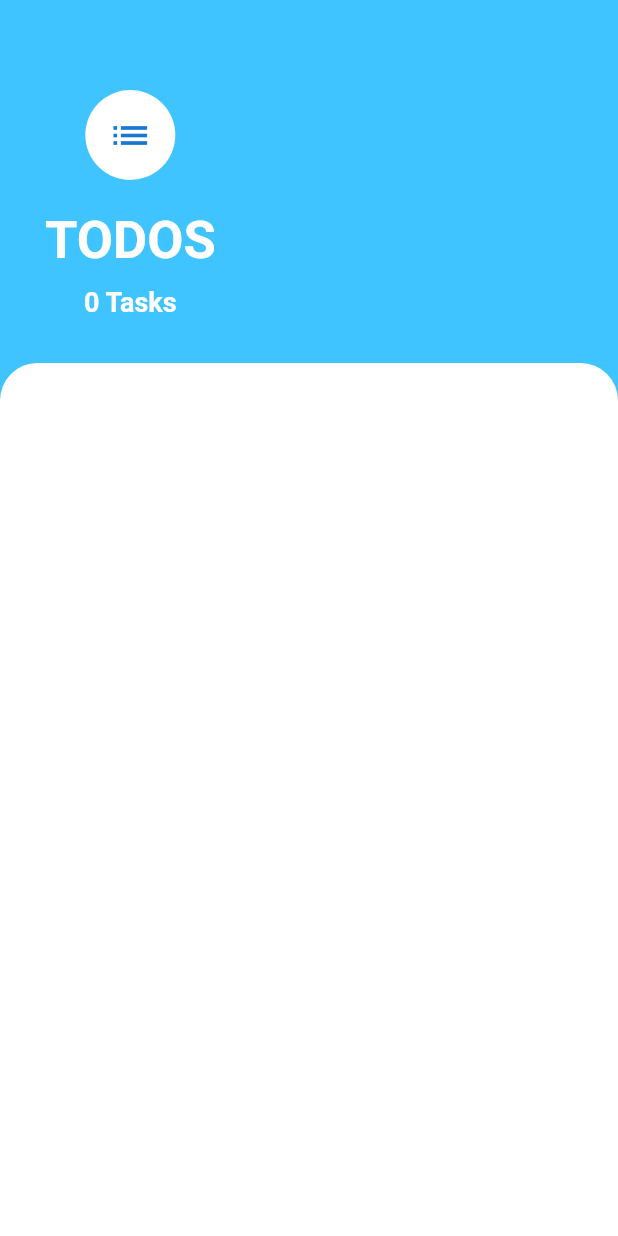
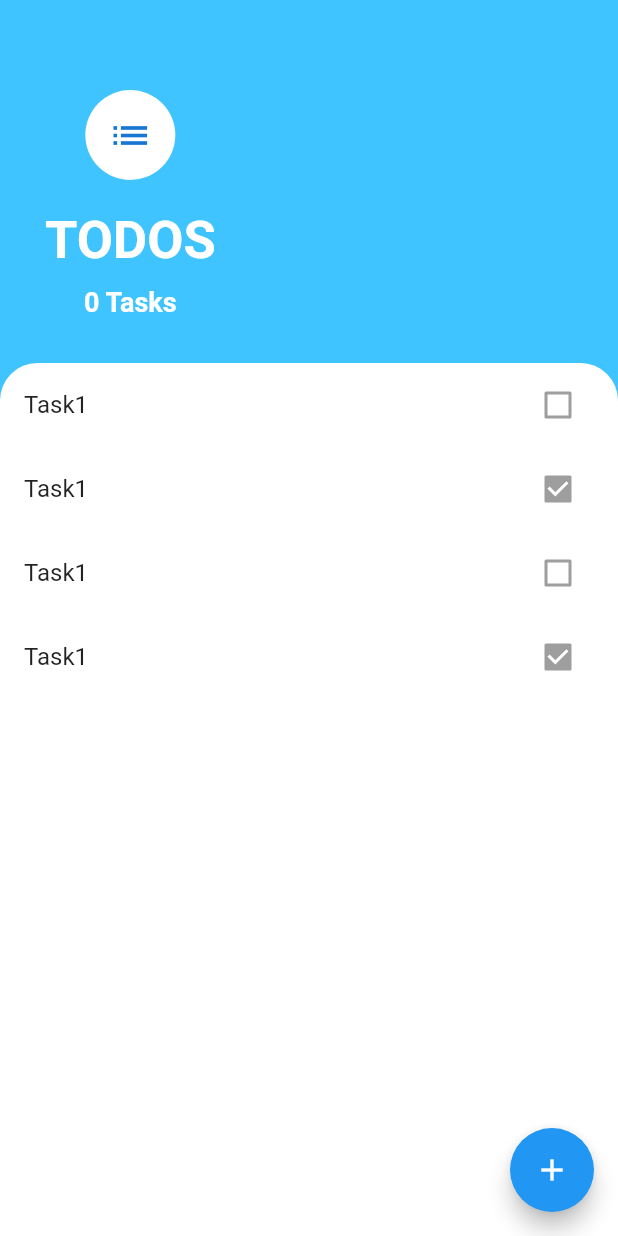
Before and after one commit to ajinkyavn1/TODO-Flutter-App, a Flutter app: the screen it shows after launch, on a phone screen of 412 x 824 dp. Run offline on Flutter 3.47's test engine with Material 2 defaults, Android fonts, the phone set to English and light mode, and no system bars.

Commit message:
UI Update

```diff
--- /dev/null
+++ b/lib/LIstView.dart
@@ -0,0 +1,19 @@
+import 'package:flutter/material.dart';
+
+import 'Tasktile.dart';
+
+class LIstView extends StatelessWidget {
+  const LIstView({Key key}) : super(key: key);
+
+  @override
+  Widget build(BuildContext context) {
+    return ListView(
+      children: [
+        Tasktiles(task: "Task1",state: false,),
+        Tasktiles(task: "Task1",state: true,),
+        Tasktiles(task: "Task1",state: false,),
+        Tasktiles(task: "Task1",state: true,),
+      ],
+    );
+  }
+}
--- a/lib/TaskScreen.dart
+++ b/lib/TaskScreen.dart
@@ -1,5 +1,7 @@
 
 import 'package:flutter/material.dart';
+
+import 'LIstView.dart';
 
 class TaskScreen extends StatefulWidget {
   TaskScreen({Key key, this.title}) : super(key: key);
@@ -18,6 +20,12 @@ class _MyHomePageState extends State<TaskScreen> {
   Widget build(BuildContext context) {
 
     return Scaffold(
+      floatingActionButton: FloatingActionButton(
+        child: Icon(Icons.add),
+        tooltip: "Add Task",
+        onPressed: (){},
+
+      ),
       backgroundColor: Colors.lightBlueAccent,
       body: Column(
         crossAxisAlignment: CrossAxisAlignment.start,
@@ -60,8 +68,9 @@ class _MyHomePageState extends State<TaskScreen> {
                   borderRadius: BorderRadius.only(
                       topLeft:Radius.circular(25),
                       topRight: Radius.circular(25)
-                  )
+                  ),
               ),
+              child: LIstView()
             ),
           )
         ],
--- /dev/null
+++ b/lib/Tasktile.dart
@@ -0,0 +1,17 @@
+import 'package:flutter/material.dart';
+
+class Tasktiles extends StatelessWidget {
+  final String  task;
+  final bool state;
+
+  const Tasktiles({Key key,@required this.task,@required this.state}) : super(key: key);
+  @override
+  Widget build(BuildContext context) {
+    return ListTile(
+      title:Text(task),
+      trailing: Checkbox(
+        value: state,
+      ),
+    );
+  }
+}
```
